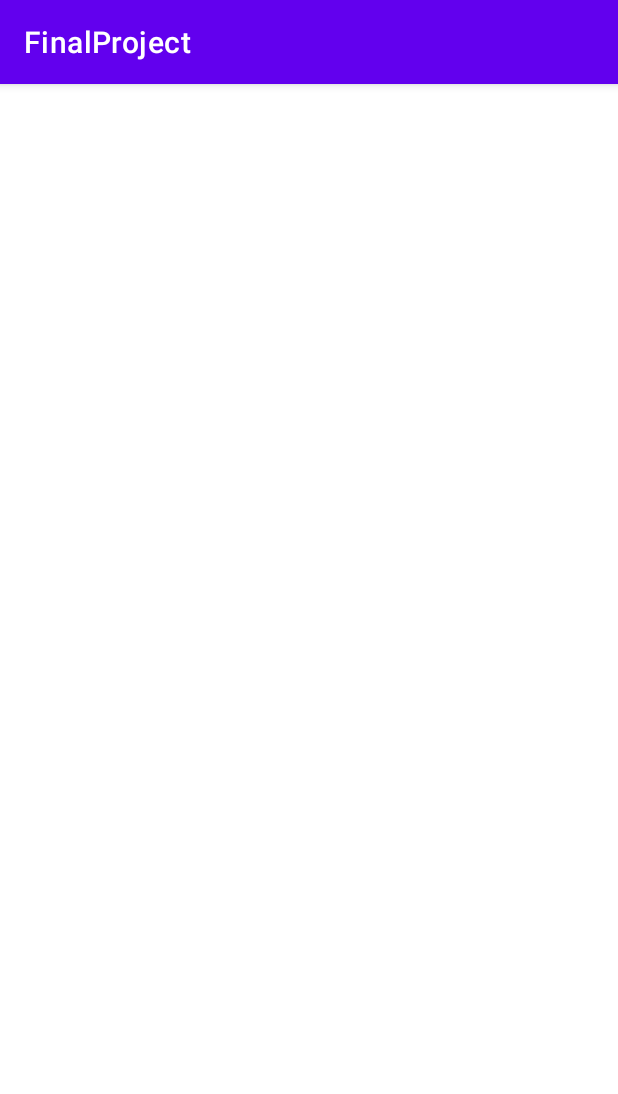
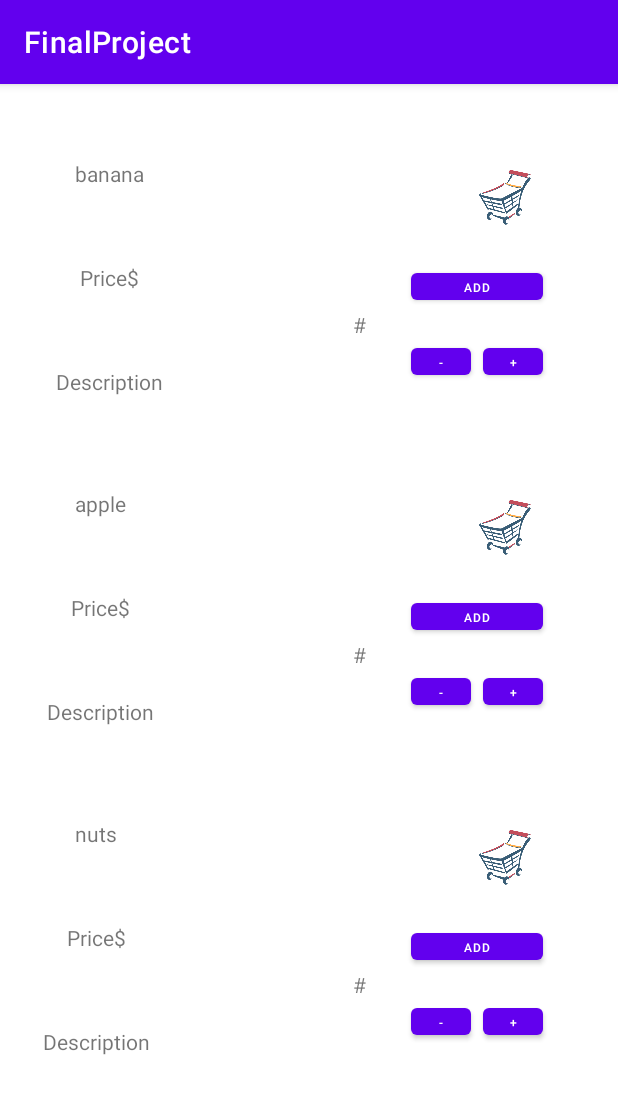
Before and after one commit to byulzary/finalProject, an Android app: the NewListActivity screen opened directly, with no data from a screen before it, on a phone screen of 412 x 824 dp. Shown: the top 1094 px of the screen. Run offline under Robolectric (Android 15) with nearby library versions, the phone set to English and light mode, and no system bars.

Commit message:
pastproductCard, productCard, PastListsActivity, NewListActivity, RecyclerAdapter, PastRecyclerAdapter,

```diff
--- a/app/src/main/java/com/example/finalproject/NewListActivity.java
+++ b/app/src/main/java/com/example/finalproject/NewListActivity.java
@@ -1,14 +1,43 @@
 package com.example.finalproject;
 
 import androidx.appcompat.app.AppCompatActivity;
+import androidx.recyclerview.widget.DefaultItemAnimator;
+import androidx.recyclerview.widget.LinearLayoutManager;
+import androidx.recyclerview.widget.RecyclerView;
 
 import android.os.Bundle;
+import android.view.View;
+
+import java.util.ArrayList;
 
 public class NewListActivity extends AppCompatActivity {
+
+    private ArrayList<Product> productsList;
+    private RecyclerView recyclerView;
 
     @Override
     protected void onCreate(Bundle savedInstanceState) {
         super.onCreate(savedInstanceState);
         setContentView(R.layout.activity_new_list);
+        productsList = new ArrayList<>();
+        recyclerView = findViewById(R.id.recyclerViewProducts);
+
+        setProductInfo();
+        setAdapter();
+
+    }
+
+    private void setAdapter() {
+        RecyclerAdapter adatper = new RecyclerAdapter(productsList);
+        RecyclerView.LayoutManager layoutManager = new LinearLayoutManager(getApplicationContext());
+        recyclerView.setLayoutManager(layoutManager);
+        recyclerView.setItemAnimator(new DefaultItemAnimator());
+        recyclerView.setAdapter(adatper);
+    }
+
+    private void setProductInfo() {
+        productsList.add(new Product("banana"));
+        productsList.add(new Product("apple"));
+        productsList.add(new Product("nuts"));
     }
 }
--- /dev/null
+++ b/app/src/main/java/com/example/finalproject/Product.java
@@ -0,0 +1,18 @@
+package com.example.finalproject;
+
+public class Product {
+
+    private String name;
+
+    public Product(String name) {
+        this.name = name;
+    }
+
+    public String getProductName() {
+        return name;
+    }
+
+    public void setProductName(String name) {
+        this.name = name;
+    }
+}
--- /dev/null
+++ b/app/src/main/java/com/example/finalproject/RecyclerAdapter.java
@@ -0,0 +1,48 @@
+package com.example.finalproject;
+
+import android.view.LayoutInflater;
+import android.view.View;
+import android.view.ViewGroup;
+import android.widget.TextView;
+
+import androidx.annotation.NonNull;
+import androidx.recyclerview.widget.RecyclerView;
+
+import java.util.ArrayList;
+
+public class RecyclerAdapter extends RecyclerView.Adapter<RecyclerAdapter.MyViewHolder> {
+
+    private ArrayList<Product> productList;
+
+    public RecyclerAdapter(ArrayList<Product> productList) {
+        this.productList = productList;
+    }
+
+    public class MyViewHolder extends RecyclerView.ViewHolder {
+        private TextView nameTxt;
+
+        public MyViewHolder(final View view) {
+            super(view);
+            nameTxt = view.findViewById(R.id.textViewName);
+
+        }
+    }
+
+    @NonNull
+    @Override
+    public RecyclerAdapter.MyViewHolder onCreateViewHolder(@NonNull ViewGroup parent, int viewType) {
+        View itemView = LayoutInflater.from(parent.getContext()).inflate(R.layout.product_card, parent, false);
+        return new MyViewHolder(itemView);
+    }
+
+    @Override
+    public void onBindViewHolder(@NonNull RecyclerAdapter.MyViewHolder holder, int position) {
+        String name = productList.get(position).getProductName();
+        holder.nameTxt.setText(name);
+    }
+
+    @Override
+    public int getItemCount() {
+        return productList.size();
+    }
+}
--- a/app/src/main/res/layout/activity_new_list.xml
+++ b/app/src/main/res/layout/activity_new_list.xml
@@ -6,4 +6,12 @@
     android:layout_height="match_parent"
     tools:context=".NewListActivity">
 
+    <androidx.recyclerview.widget.RecyclerView
+        android:id="@+id/recyclerViewProducts"
+        android:layout_width="0dp"
+        android:layout_height="0dp"
+        app:layout_constraintBottom_toBottomOf="parent"
+        app:layout_constraintEnd_toEndOf="parent"
+        app:layout_constraintStart_toStartOf="parent"
+        app:layout_constraintTop_toTopOf="parent" />
 </androidx.constraintlayout.widget.ConstraintLayout>
--- /dev/null
+++ b/app/src/main/res/layout/product_card.xml
@@ -0,0 +1,103 @@
+<?xml version="1.0" encoding="utf-8"?>
+<androidx.constraintlayout.widget.ConstraintLayout xmlns:android="http://schemas.android.com/apk/res/android"
+    xmlns:app="http://schemas.android.com/apk/res-auto"
+    xmlns:tools="http://schemas.android.com/tools"
+    android:layout_width="match_parent"
+    android:layout_height="220dp">
+
+    <TextView
+        android:id="@+id/textViewName"
+        android:layout_width="wrap_content"
+        android:layout_height="wrap_content"
+        android:layout_marginStart="50dp"
+        android:layout_marginTop="50dp"
+        android:text="Name"
+        app:layout_constraintStart_toStartOf="parent"
+        app:layout_constraintTop_toTopOf="parent" />
+
+    <TextView
+        android:id="@+id/textViewPrice"
+        android:layout_width="wrap_content"
+        android:layout_height="wrap_content"
+        android:layout_marginTop="50dp"
+        android:text="Price$"
+        app:layout_constraintEnd_toEndOf="@+id/textViewName"
+        app:layout_constraintStart_toStartOf="@+id/textViewName"
+        app:layout_constraintTop_toBottomOf="@+id/textViewName" />
+
+    <TextView
+        android:id="@+id/textViewDescription"
+        android:layout_width="wrap_content"
+        android:layout_height="wrap_content"
+        android:layout_marginTop="50dp"
+        android:text="Description"
+        app:layout_constraintEnd_toEndOf="@+id/textViewName"
+        app:layout_constraintStart_toStartOf="@+id/textViewName"
+        app:layout_constraintTop_toBottomOf="@+id/textViewPrice" />
+
+    <ImageView
+        android:id="@+id/imageViewProduct"
+        android:layout_width="50dp"
+        android:layout_height="50dp"
+        android:layout_marginTop="50dp"
+        android:layout_marginEnd="50dp"
+        app:layout_constraintEnd_toEndOf="parent"
+        app:layout_constraintTop_toTopOf="parent"
+        app:srcCompat="@drawable/logo" />
+
+    <Button
+        android:id="@+id/buttonPlus"
+        android:layout_width="40dp"
+        android:layout_height="30dp"
+        android:layout_marginTop="20dp"
+        android:layout_marginEnd="50dp"
+        android:text="+"
+        android:textSize="8sp"
+        app:layout_constraintEnd_toEndOf="parent"
+        app:layout_constraintTop_toBottomOf="@+id/buttonAddProduct" />
+
+    <TextView
+        android:id="@+id/textViewNumber"
+        android:layout_width="wrap_content"
+        android:layout_height="wrap_content"
+        android:layout_marginEnd="30dp"
+        android:text="#"
+        app:layout_constraintBottom_toBottomOf="@+id/buttonMinus"
+        app:layout_constraintEnd_toStartOf="@+id/buttonAddProduct"
+        app:layout_constraintTop_toTopOf="@+id/buttonAddProduct" />
+
+    <Button
+        android:id="@+id/buttonMinus"
+        android:layout_width="40dp"
+        android:layout_height="30dp"
+        android:layout_marginTop="20dp"
+        android:text="-"
+        android:textSize="8sp"
+        app:layout_constraintStart_toStartOf="@+id/buttonAddProduct"
+        app:layout_constraintTop_toBottomOf="@+id/buttonAddProduct" />
+
+    <Button
+        android:id="@+id/buttonAddProduct"
+        android:layout_width="0dp"
+        android:layout_height="30dp"
+        android:layout_marginTop="20dp"
+        android:layout_marginEnd="50dp"
+        android:text="Add"
+        android:textSize="8sp"
+        app:layout_constraintEnd_toEndOf="parent"
+        app:layout_constraintTop_toBottomOf="@+id/imageViewProduct" />
+
+    <androidx.constraintlayout.widget.Group
+        android:id="@+id/group"
+        android:layout_width="wrap_content"
+        android:layout_height="wrap_content"
+        app:constraint_referenced_ids="textViewNumber" />
+
+    <androidx.constraintlayout.widget.Guideline
+        android:id="@+id/guideline2"
+        android:layout_width="wrap_content"
+        android:layout_height="wrap_content"
+        android:orientation="horizontal"
+        app:layout_constraintGuide_percent="0.09090909" />
+
+</androidx.constraintlayout.widget.ConstraintLayout>
```
Also changed, not shown: app/src/main/java/com/example/finalproject/PastListsActivity.java (+30 -0 lines), app/src/main/java/com/example/finalproject/PastRecyclerAdapter.java (added, +48 -0 lines), app/src/main/res/layout/activity_past_lists.xml (+8 -0 lines), app/src/main/res/layout/past_product_card.xml (added, +61 -0 lines), app/src/main/res/product_card/product_card.xml (added, +41 -0 lines).
